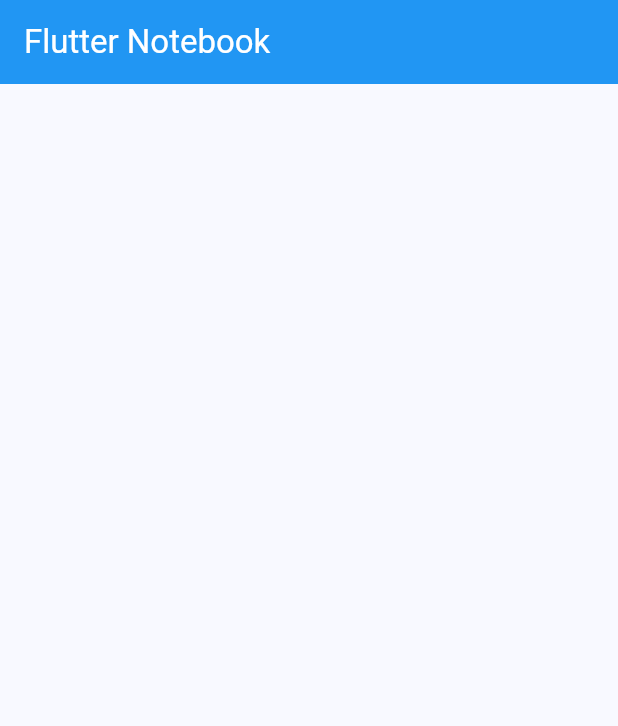
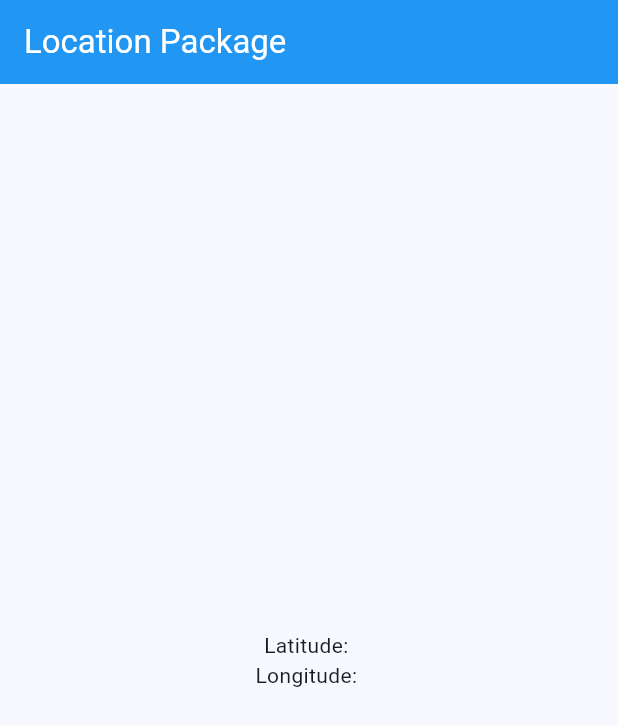
Before and after one commit to monir996/flutter-notebook, a Flutter app: the screen it shows after launch, on a phone screen of 412 x 824 dp. Shown: the top 726 px of the screen. Run offline on Flutter 3.47's test engine with Material 3 defaults, Android fonts, the phone set to English and light mode, and no system bars; our stand-ins replace location; statements that could not run were skipped.

Commit message:
location - initial

```diff
--- a/lib/home_screen.dart
+++ b/lib/home_screen.dart
@@ -1,4 +1,5 @@
 import 'package:flutter/material.dart';
+import 'package:location/location.dart';
 
 class HomeScreen extends StatefulWidget {
   const HomeScreen({super.key});
@@ -9,15 +10,64 @@ class HomeScreen extends StatefulWidget {
 
 class _HomeScreenState extends State<HomeScreen> {
 
+  // ----------------------- Initialize Location and Get Permissions ------------------
+  Location location = Location();
+  late bool _serviceEnabled;
+  late PermissionStatus _permissionStatus;
+  late LocationData _locationData;
+  late String latitude = "", longitude = "";
+
+  initLocation() async {
+    _serviceEnabled = await location.serviceEnabled();
+    if(!_serviceEnabled){
+      _serviceEnabled = await location.requestService();
+      if(!_serviceEnabled){
+        return;
+      }
+    }
+
+    _permissionStatus = await location.hasPermission();
+    if(_permissionStatus == PermissionStatus.denied){
+      _permissionStatus = await location.requestPermission();
+
+      if(_permissionStatus != PermissionStatus.granted){
+        return;
+      }
+    }
+
+    _locationData = await location.getLocation();
+
+    latitude = _locationData.latitude.toString();
+    longitude = _locationData.longitude.toString();
+
+    location.enableBackgroundMode(enable: true);
+    location.onLocationChanged.listen((LocationData currentLocation){});
+  }
+
+  @override
+  void initState() {
+    // TODO: implement initState
+    super.initState();
+    initLocation();
+  }
+
   @override
   Widget build(BuildContext context) {
 
     return Scaffold(
-      appBar: AppBar(title: Text("Flutter Notebook", style: TextStyle(color: Colors.white)), backgroundColor: Colors.blue),
+      appBar: AppBar(title: Text("Location Package", style: TextStyle(color: Colors.white)), backgroundColor: Colors.blue),
 
-      // ----------------------- Main Branch  ==> Basic Structure ------------------
+      // ----------------------- Branch 54 ==> Location Package ------------------
 
-      body: Center(),
+      body: Center(
+        child: Column(
+          mainAxisAlignment: MainAxisAlignment.center,
+          children: [
+            Text("Latitude: $latitude"),
+            Text("Longitude: $longitude")
+          ],
+        ),
+      ),
     );
   }
 }
--- a/pubspec.yaml
+++ b/pubspec.yaml
@@ -34,6 +34,7 @@ dependencies:
   # The following adds the Cupertino Icons font to your application.
   # Use with the CupertinoIcons class for iOS style icons.
   cupertino_icons: ^1.0.8
+  location: ^8.0.0
 
 dev_dependencies:
   flutter_test:
```
Also changed, not shown: pubspec.lock, 2 other files.
